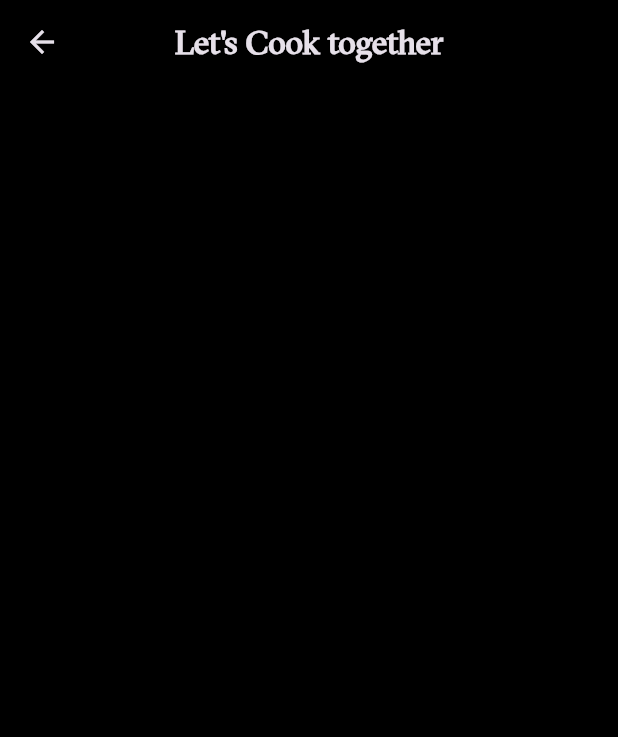
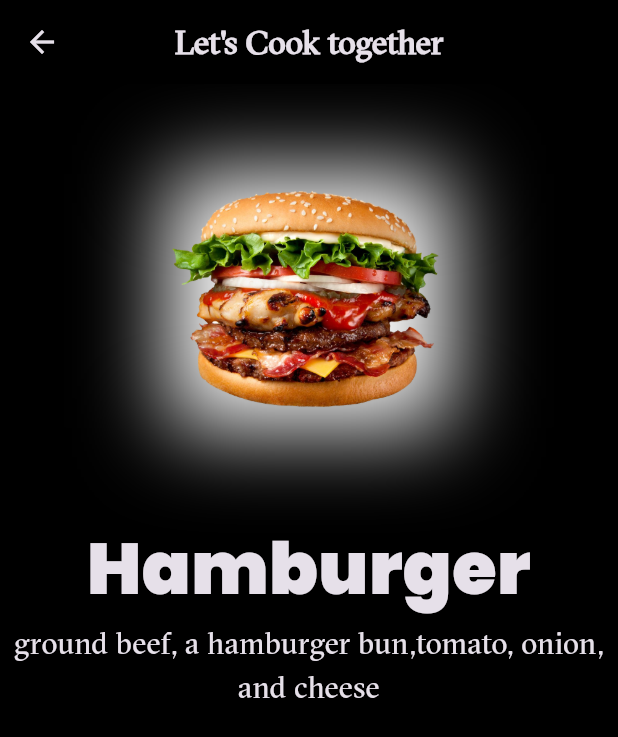
Before and after one commit to Aziz-Habbassi/Tastopia, a Flutter app: the MealDetails screen opened by its route, on a phone screen of 412 x 824 dp. Shown: the top 737 px of the screen. Run offline on Flutter 3.47's test engine with Material 3 defaults, Android fonts, the phone set to English and light mode, and no system bars; our stand-ins replace font_awesome_flutter, go_router, slide_to_act, video_player.

Commit message:
add title and image to meal details view

```diff
--- a/lib/feautures/meal_details/presentation/views/meal_details.dart
+++ b/lib/feautures/meal_details/presentation/views/meal_details.dart
@@ -1,4 +1,5 @@
 import 'package:flutter/material.dart';
+import 'package:go_router/go_router.dart';
 
 class MealDetails extends StatelessWidget {
   const MealDetails({super.key});
@@ -8,7 +9,12 @@ class MealDetails extends StatelessWidget {
     return Scaffold(
       backgroundColor: const Color.fromARGB(255, 0, 0, 0),
       appBar: AppBar(
-        leading: IconButton(onPressed: () {}, icon: Icon(Icons.arrow_back)),
+        leading: IconButton(
+          onPressed: () {
+            context.go("/MealsView");
+          },
+          icon: Icon(Icons.arrow_back),
+        ),
         title: Text(
           "Let's Cook together",
           style: TextStyle(
@@ -19,7 +25,37 @@ class MealDetails extends StatelessWidget {
         backgroundColor: const Color.fromARGB(255, 0, 0, 0),
         centerTitle: true,
       ),
-      body: ListView(),
+      body: ListView(
+        children: [
+          Container(
+            margin: EdgeInsets.symmetric(
+              horizontal: MediaQuery.of(context).size.width * .25,
+              vertical: 50,
+            ),
+
+            decoration: BoxDecoration(
+              boxShadow: [
+                BoxShadow(
+                  color: const Color.fromARGB(255, 255, 255, 255),
+                  spreadRadius: -10,
+                  blurRadius: 50,
+                ),
+              ],
+            ),
+            child: Image.asset("assets/images/hamburger.png"),
+          ),
+          Text(
+            "Hamburger",
+            textAlign: TextAlign.center,
+            style: TextStyle(fontFamily: "Poppins", fontSize: 48),
+          ),
+          Text(
+            "ground beef, a hamburger bun,tomato, onion, and cheese",
+            textAlign: TextAlign.center,
+            style: TextStyle(fontFamily: "Gt-Sectra", fontSize: 20),
+          ),
+        ],
+      ),
     );
   }
 }
```
